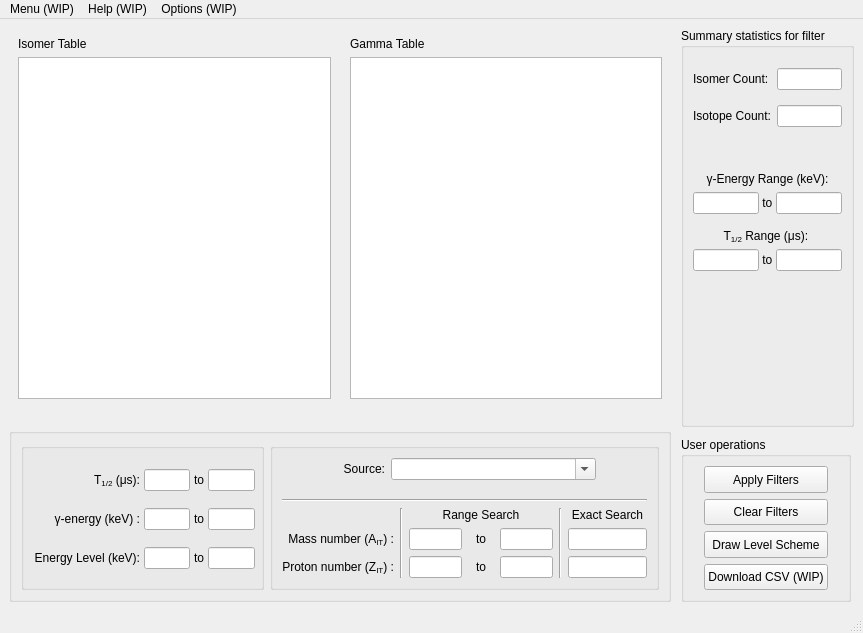
First picture: the form in w_Isomer/w_IsomerAPI.ui, repository LISEcute/IsomerAPI, before the edit.
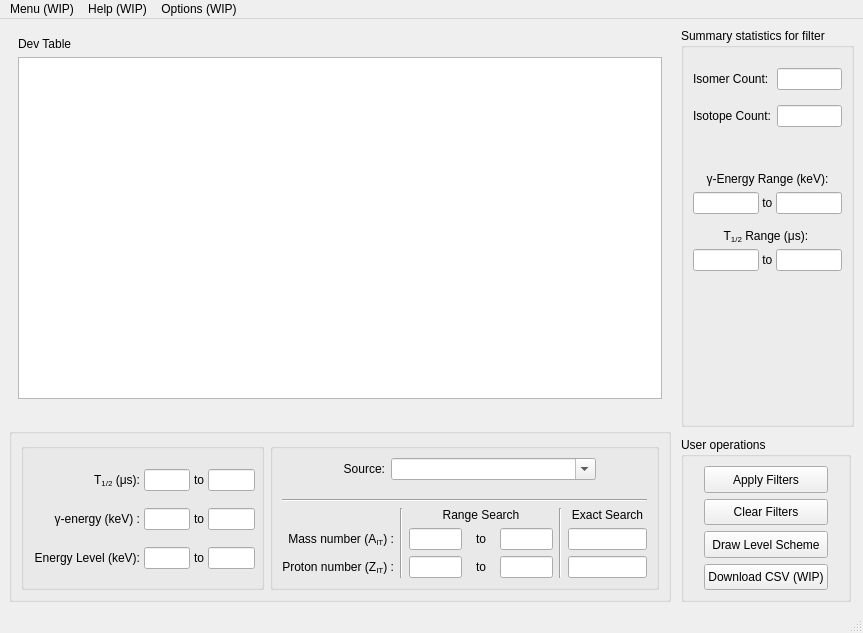
Second picture: the form after the edit. Icons and pictures are not drawn.

Commit message: dev view, three models

The edit to the form file:
```diff
--- a/w_Isomer/w_IsomerAPI.ui
+++ b/w_Isomer/w_IsomerAPI.ui
@@ -25,7 +25,7 @@
     <item row="0" column="0">
      <widget class="QStackedWidget" name="stackedWidget">
       <property name="currentIndex">
-       <number>2</number>
+       <number>3</number>
       </property>
       <widget class="QWidget" name="page_Gamma">
        <layout class="QVBoxLayout" name="verticalLayout_4">
@@ -215,6 +215,50 @@
         </item>
        </layout>
       </widget>
+      <widget class="QWidget" name="page_Dev">
+       <layout class="QVBoxLayout" name="verticalLayout_5">
+        <item>
+         <widget class="QLabel" name="label_24">
+          <property name="text">
+           <string>Dev Table</string>
+          </property>
+         </widget>
+        </item>
+        <item>
+         <widget class="QTableView" name="tableView_Dev">
+          <property name="enabled">
+           <bool>true</bool>
+          </property>
+          <property name="sizePolicy">
+           <sizepolicy hsizetype="Expanding" vsizetype="Expanding">
+            <horstretch>0</horstretch>
+            <verstretch>0</verstretch>
+           </sizepolicy>
+          </property>
+          <property name="font">
+           <font>
+            <pointsize>10</pointsize>
+           </font>
+          </property>
+          <property name="mouseTracking">
+           <bool>true</bool>
+          </property>
+          <property name="editTriggers">
+           <set>QAbstractItemView::EditTrigger::NoEditTriggers</set>
+          </property>
+          <property name="alternatingRowColors">
+           <bool>true</bool>
+          </property>
+          <property name="sortingEnabled">
+           <bool>true</bool>
+          </property>
+          <attribute name="horizontalHeaderCascadingSectionResizes">
+           <bool>false</bool>
+          </attribute>
+         </widget>
+        </item>
+       </layout>
+      </widget>
      </widget>
     </item>
     <item row="0" column="3" rowspan="3">
```
Left out of the diff: 6 changed lines with no effect on the pictures. The commit also changes 3 other files.
